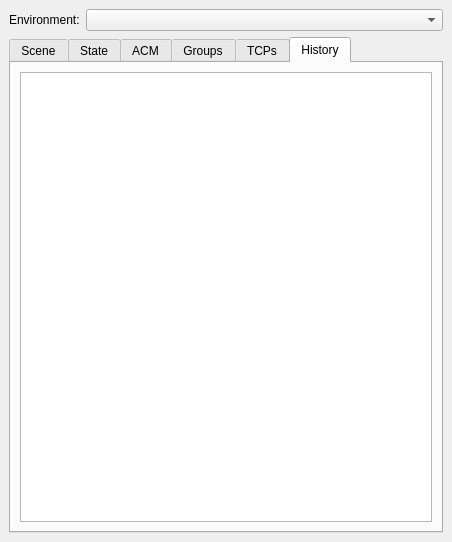
This is widgets/environment/include/tesseract_gui/environment/environment_widget.ui in tesseract-robotics/tesseract_gui as Qt 5 draws it before an edit. The edited form follows.
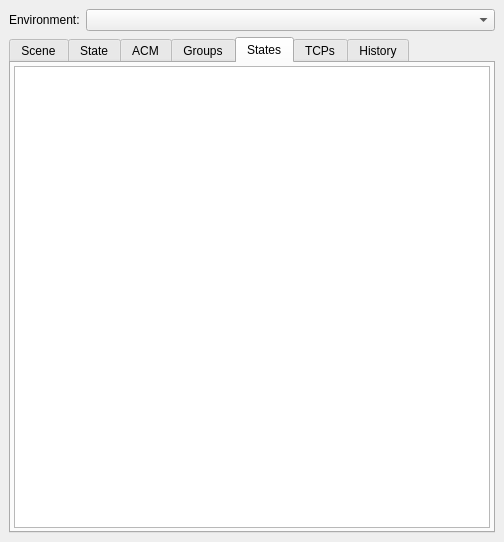
This is the edited form. The open tabs and pages were chosen to show the change.

Commit message: Improve environment widget

```diff
--- a/widgets/environment/include/tesseract_gui/environment/environment_widget.ui
+++ b/widgets/environment/include/tesseract_gui/environment/environment_widget.ui
@@ -6,7 +6,7 @@
    <rect>
     <x>0</x>
     <y>0</y>
-    <width>452</width>
+    <width>504</width>
     <height>542</height>
    </rect>
   </property>
@@ -105,7 +105,29 @@
        </item>
       </layout>
      </widget>
-     <widget class="QWidget" name="tcps_tab">
+     <widget class="QWidget" name="groups_states_tab">
+      <attribute name="title">
+       <string>States</string>
+      </attribute>
+      <layout class="QVBoxLayout" name="verticalLayout_8">
+       <property name="leftMargin">
+        <number>3</number>
+       </property>
+       <property name="topMargin">
+        <number>3</number>
+       </property>
+       <property name="rightMargin">
+        <number>3</number>
+       </property>
+       <property name="bottomMargin">
+        <number>3</number>
+       </property>
+       <item>
+        <widget class="QTreeView" name="groups_states_tree_view"/>
+       </item>
+      </layout>
+     </widget>
+     <widget class="QWidget" name="groups_tcps_tab">
       <attribute name="title">
        <string>TCPs</string>
       </attribute>
@@ -120,6 +142,18 @@
        <string>History</string>
       </attribute>
       <layout class="QVBoxLayout" name="verticalLayout_7">
+       <property name="leftMargin">
+        <number>3</number>
+       </property>
+       <property name="topMargin">
+        <number>3</number>
+       </property>
+       <property name="rightMargin">
+        <number>3</number>
+       </property>
+       <property name="bottomMargin">
+        <number>3</number>
+       </property>
        <item>
         <widget class="QTreeView" name="cmd_history_tree_view"/>
        </item>
```
Left out of the diff: 64 changed lines with no effect on the pictures. The commit also changes 15 other files.
